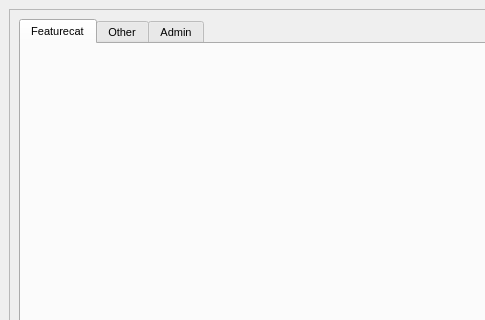
Old version of the form ui/api_config.ui in the repository Giswater/giswater_qgis_plugin; both pictures show x 0 to 485 and y 0 to 320 of the 692 by 545 pixel window.
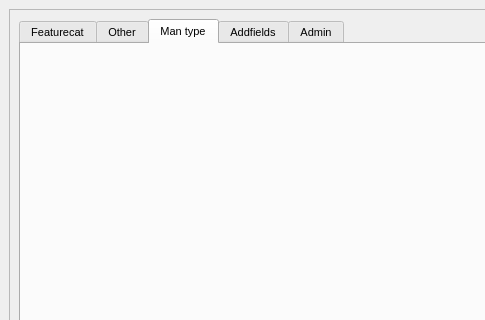
New version of the form. The open tabs and pages were chosen to show the change.

Commit message: UI - api_config

```diff
--- a/ui/api_config.ui
+++ b/ui/api_config.ui
@@ -56,8 +56,8 @@
         <rect>
          <x>0</x>
          <y>0</y>
-         <width>672</width>
-         <height>494</height>
+         <width>668</width>
+         <height>484</height>
         </rect>
        </property>
        <layout class="QGridLayout" name="gridLayout_3">
@@ -114,6 +114,29 @@
             </item>
            </layout>
           </widget>
+          <widget class="QWidget" name="tab">
+           <attribute name="title">
+            <string>Man type</string>
+           </attribute>
+           <layout class="QGridLayout" name="gridLayout_5">
+            <item row="0" column="0">
+             <layout class="QGridLayout" name="man_layout1"/>
+            </item>
+            <item row="0" column="1">
+             <layout class="QGridLayout" name="man_layout2"/>
+            </item>
+           </layout>
+          </widget>
+          <widget class="QWidget" name="tab_2">
+           <attribute name="title">
+            <string>Addfields</string>
+           </attribute>
+           <layout class="QGridLayout" name="gridLayout_6">
+            <item row="0" column="0">
+             <layout class="QGridLayout" name="addfields_layout1"/>
+            </item>
+           </layout>
+          </widget>
           <widget class="QWidget" name="tab_4">
            <attribute name="title">
             <string>Admin</string>
```
